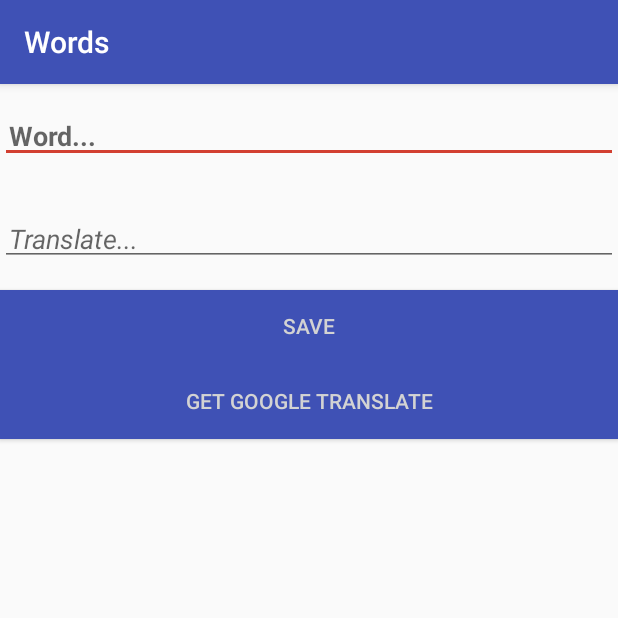
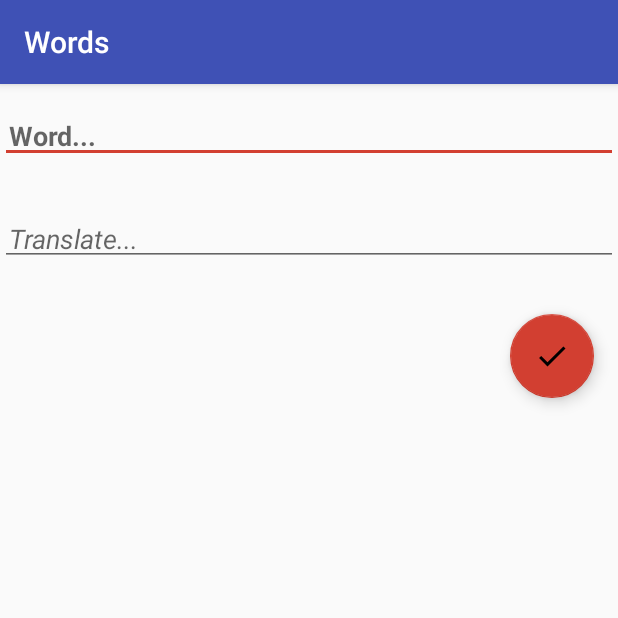
Before and after one commit to parshin/RoomWordSamle, an Android app: the NewWordActivity screen opened directly, with no data from a screen before it, on a phone screen of 412 x 824 dp, the top half of it. Run offline under Robolectric (Android 15) with nearby library versions, the phone set to English and light mode, and no system bars.

Commit message:
floating action button save

```diff
--- a/app/build.gradle
+++ b/app/build.gradle
@@ -39,5 +39,5 @@ dependencies {
     annotationProcessor "android.arch.lifecycle:compiler:$rootProject.archLifecycleVersion"
 
     // google translate
-    implementation 'com.google.cloud:google-cloud-translate:1.35.0'
+//    implementation 'com.google.cloud:google-cloud-translate:1.35.0'
 }
--- a/app/src/main/java/com/example/msi/roomwordsample/NewWordActivity.java
+++ b/app/src/main/java/com/example/msi/roomwordsample/NewWordActivity.java
@@ -1,6 +1,7 @@
 package com.example.msi.roomwordsample;
 
 import android.content.Intent;
+import android.support.design.widget.FloatingActionButton;
 import android.support.v7.app.AppCompatActivity;
 import android.os.Bundle;
 import android.text.TextUtils;
@@ -32,12 +33,13 @@ public class NewWordActivity extends AppCompatActivity {
             mEditTranslateView.setText(word.getTranslate());
         }
 
-        final Button button = findViewById(R.id.button_save);
-        button.setOnClickListener(new View.OnClickListener() {
+        FloatingActionButton fab_save = findViewById(R.id.fab_save);
+        fab_save.setOnClickListener(new View.OnClickListener() {
+            @Override
             public void onClick(View view) {
                 Intent replyIntent = new Intent();
                 if (TextUtils.isEmpty(mEditWordView.getText()) &&
-                            TextUtils.isEmpty(mEditTranslateView.getText())) {
+                        TextUtils.isEmpty(mEditTranslateView.getText())) {
                     setResult(RESULT_CANCELED, replyIntent);
                 } else {
                     String word = mEditWordView.getText().toString();
@@ -49,6 +51,23 @@ public class NewWordActivity extends AppCompatActivity {
                 finish();
             }
         });
+//        final Button button = findViewById(R.id.button_save);
+//        button.setOnClickListener(new View.OnClickListener() {
+//            public void onClick(View view) {
+//                Intent replyIntent = new Intent();
+//                if (TextUtils.isEmpty(mEditWordView.getText()) &&
+//                            TextUtils.isEmpty(mEditTranslateView.getText())) {
+//                    setResult(RESULT_CANCELED, replyIntent);
+//                } else {
+//                    String word = mEditWordView.getText().toString();
+//                    String translate = mEditTranslateView.getText().toString();
+//                    replyIntent.putExtra(EXTRA_REPLY_WORD, word);
+//                    replyIntent.putExtra(EXTRA_REPLY_TRANSLATE, translate);
+//                    setResult(RESULT_OK, replyIntent);
+//                }
+//                finish();
+//            }
+//        });
 
 //        final Button gtranslate_btn = findViewById(R.id.button_google_translate);
 //        gtranslate_btn.setOnClickListener(new View.OnClickListener() {
--- a/app/src/main/res/layout/activity_new_word.xml
+++ b/app/src/main/res/layout/activity_new_word.xml
@@ -28,20 +28,28 @@
         android:layout_marginTop="@dimen/big_padding"
         android:textSize="18sp" />
 
-    <Button
-        android:id="@+id/button_save"
-        android:layout_width="match_parent"
+    <!--<Button-->
+        <!--android:id="@+id/button_save"-->
+        <!--android:layout_width="match_parent"-->
+        <!--android:layout_height="wrap_content"-->
+        <!--android:background="@color/colorPrimary"-->
+        <!--android:text="@string/button_save"-->
+        <!--android:textColor="@color/buttonLabel" />-->
+    <!---->
+    <android.support.design.widget.FloatingActionButton
+        android:id="@+id/fab_save"
+        android:layout_width="wrap_content"
         android:layout_height="wrap_content"
-        android:background="@color/colorPrimary"
-        android:text="@string/button_save"
-        android:textColor="@color/buttonLabel" />
+        android:layout_gravity="bottom|end"
+        android:layout_margin="@dimen/fab_margin"
+        android:src="@drawable/ic_done_black_24dp"/>
 
-    <Button
-        android:id="@+id/button_google_translate"
-        android:layout_width="match_parent"
-        android:layout_height="wrap_content"
-        android:background="@color/colorPrimary"
-        android:text="@string/button_google_translate"
-        android:textColor="@color/buttonLabel"
-        android:padding="@dimen/big_padding"/>
+    <!--<Button-->
+        <!--android:id="@+id/button_google_translate"-->
+        <!--android:layout_width="match_parent"-->
+        <!--android:layout_height="wrap_content"-->
+        <!--android:background="@color/colorPrimary"-->
+        <!--android:text="@string/button_google_translate"-->
+        <!--android:textColor="@color/buttonLabel"-->
+        <!--android:padding="@dimen/big_padding"/>-->
 </LinearLayout>
```
